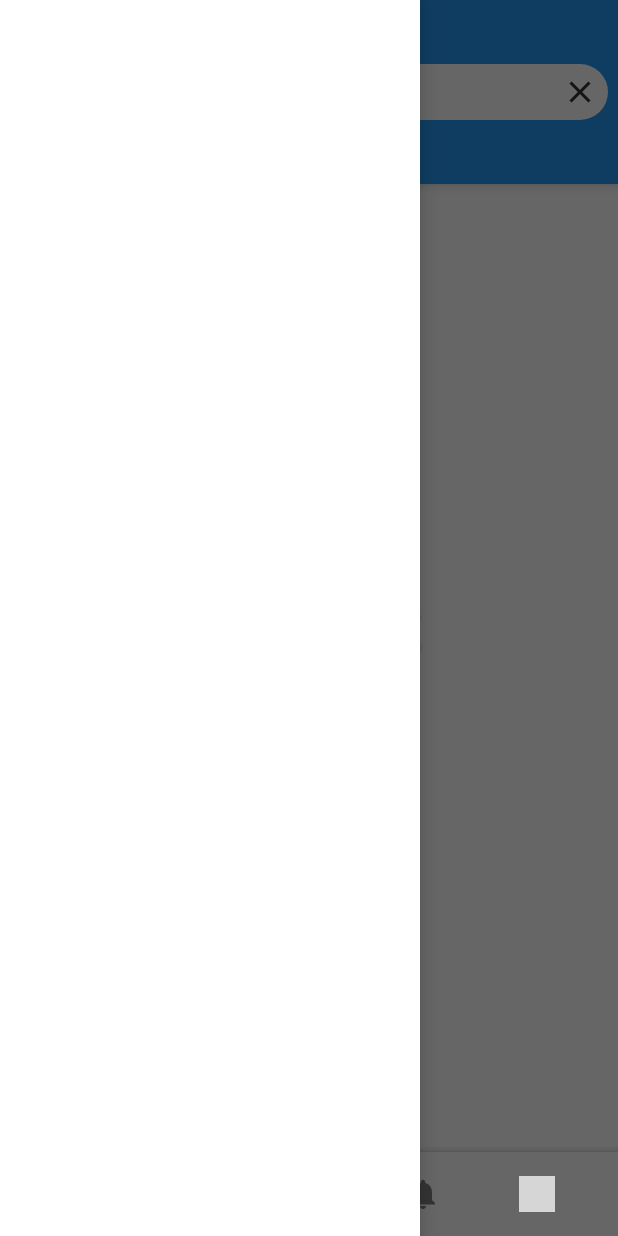
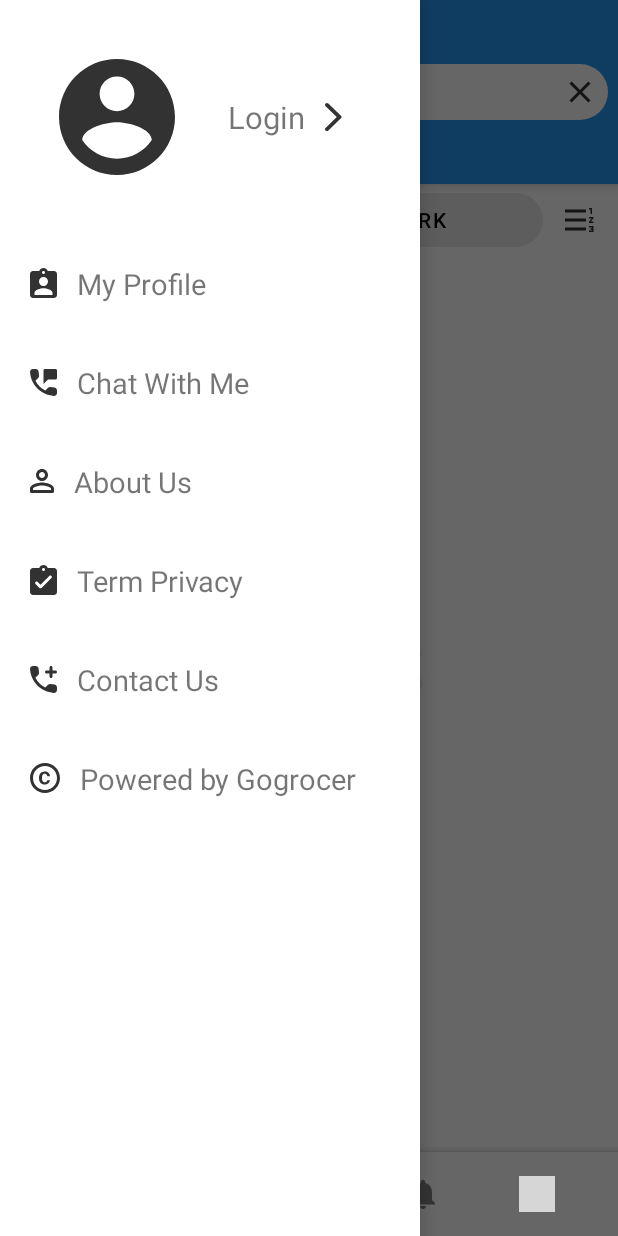
Before and after one commit to thaonguyenhuu251/Notes, an Android app: the HomeFragment screen opened directly, with no data from a screen before it, with the side drawer open, on a phone screen of 412 x 824 dp. Run offline under Robolectric (Android 15) with nearby library versions, the phone set to English and light mode, and no system bars; our stand-ins replace sdp/ssp sizes; grey boxes are pictures that could not be loaded.

Commit message:
Commit work and note

```diff
--- a/app/src/main/java/com/example/notes/HomeFragment.kt
+++ b/app/src/main/java/com/example/notes/HomeFragment.kt
@@ -1,59 +1,65 @@
 package com.example.notes
 
 import android.os.Bundle
-import androidx.fragment.app.Fragment
 import android.view.LayoutInflater
 import android.view.View
 import android.view.ViewGroup
+import androidx.fragment.app.Fragment
+import com.example.notes.databinding.FragmentHomeBinding
+import com.google.android.material.tabs.TabLayout
+import com.google.android.material.tabs.TabLayoutMediator
 
-// TODO: Rename parameter arguments, choose names that match
-// the fragment initialization parameters, e.g. ARG_ITEM_NUMBER
-private const val ARG_PARAM1 = "param1"
-private const val ARG_PARAM2 = "param2"
-
-/**
- * A simple [Fragment] subclass.
- * Use the [HomeFragment.newInstance] factory method to
- * create an instance of this fragment.
- */
 class HomeFragment : Fragment() {
-    // TODO: Rename and change types of parameters
-    private var param1: String? = null
-    private var param2: String? = null
-
+    private val titles = arrayOf("Note", "Work")
+    private lateinit var binding: FragmentHomeBinding
     override fun onCreate(savedInstanceState: Bundle?) {
         super.onCreate(savedInstanceState)
-        arguments?.let {
-            param1 = it.getString(ARG_PARAM1)
-            param2 = it.getString(ARG_PARAM2)
-        }
+    }
+
+    private fun initView() {
+        binding.viewPager.adapter = HomePagerFragmentAdapter(titles, requireActivity())
+        binding.viewPager.isUserInputEnabled = false
+        setTabLayout()
+    }
+
+    private fun setTabLayout(){
+        TabLayoutMediator(binding.tbLayout, binding.viewPager) { tab, position ->
+            tab.text = titles[position]
+        }.attach()
+
+        binding.tbLayout.addOnTabSelectedListener(object  : TabLayout.OnTabSelectedListener{
+            override fun onTabSelected(tab: TabLayout.Tab?) {
+
+
+            }
+
+            override fun onTabUnselected(tab: TabLayout.Tab?) {
+
+            }
+
+            override fun onTabReselected(tab: TabLayout.Tab?) {
+
+            }
+        })
     }
 
     override fun onCreateView(
         inflater: LayoutInflater, container: ViewGroup?,
         savedInstanceState: Bundle?
     ): View? {
-        // Inflate the layout for this fragment
-        return inflater.inflate(R.layout.fragment_home, container, false)
+        binding = FragmentHomeBinding.inflate(layoutInflater)
+        return binding.root
+    }
+
+    override fun onViewCreated(view: View, savedInstanceState: Bundle?) {
+        initView()
     }
 
     companion object {
-        /**
-         * Use this factory method to create a new instance of
-         * this fragment using the provided parameters.
-         *
-         * @param param1 Parameter 1.
-         * @param param2 Parameter 2.
-         * @return A new instance of fragment HomeFragment.
-         */
-        // TODO: Rename and change types and number of parameters
         @JvmStatic
-        fun newInstance(param1: String, param2: String) =
+        fun newInstance() =
             HomeFragment().apply {
-                arguments = Bundle().apply {
-                    putString(ARG_PARAM1, param1)
-                    putString(ARG_PARAM2, param2)
-                }
+
             }
     }
 }
--- /dev/null
+++ b/app/src/main/java/com/example/notes/HomePagerFragmentAdapter.kt
@@ -0,0 +1,22 @@
+package com.example.notes
+
+import androidx.fragment.app.Fragment
+import androidx.fragment.app.FragmentActivity
+import androidx.viewpager2.adapter.FragmentStateAdapter
+
+class HomePagerFragmentAdapter(
+    private val arrayTitle : Array<String>,
+    private val fragmentActivity: FragmentActivity
+    ) : FragmentStateAdapter(fragmentActivity){
+    override fun getItemCount(): Int {
+        return arrayTitle.size
+    }
+
+    override fun createFragment(position: Int): Fragment {
+        when (position) {
+            0 -> return ListNoteFragment()
+            1 -> return ListWorkFragment()
+        }
+        return ListNoteFragment()
+    }
+}
--- /dev/null
+++ b/app/src/main/java/com/example/notes/ListNoteFragment.kt
@@ -0,0 +1,59 @@
+package com.example.notes
+
+import android.os.Bundle
+import androidx.fragment.app.Fragment
+import android.view.LayoutInflater
+import android.view.View
+import android.view.ViewGroup
+
+// TODO: Rename parameter arguments, choose names that match
+// the fragment initialization parameters, e.g. ARG_ITEM_NUMBER
+private const val ARG_PARAM1 = "param1"
+private const val ARG_PARAM2 = "param2"
+
+/**
+ * A simple [Fragment] subclass.
+ * Use the [ListNoteFragment.newInstance] factory method to
+ * create an instance of this fragment.
+ */
+class ListNoteFragment : Fragment() {
+    // TODO: Rename and change types of parameters
+    private var param1: String? = null
+    private var param2: String? = null
+
+    override fun onCreate(savedInstanceState: Bundle?) {
+        super.onCreate(savedInstanceState)
+        arguments?.let {
+            param1 = it.getString(ARG_PARAM1)
+            param2 = it.getString(ARG_PARAM2)
+        }
+    }
+
+    override fun onCreateView(
+        inflater: LayoutInflater, container: ViewGroup?,
+        savedInstanceState: Bundle?
+    ): View? {
+        // Inflate the layout for this fragment
+        return inflater.inflate(R.layout.fragment_list_note, container, false)
+    }
+
+    companion object {
+        /**
+         * Use this factory method to create a new instance of
+         * this fragment using the provided parameters.
+         *
+         * @param param1 Parameter 1.
+         * @param param2 Parameter 2.
+         * @return A new instance of fragment ListNoteFragment.
+         */
+        // TODO: Rename and change types and number of parameters
+        @JvmStatic
+        fun newInstance(param1: String, param2: String) =
+            ListNoteFragment().apply {
+                arguments = Bundle().apply {
+                    putString(ARG_PARAM1, param1)
+                    putString(ARG_PARAM2, param2)
+                }
+            }
+    }
+}
--- /dev/null
+++ b/app/src/main/res/drawable/bg_tab_layout.xml
@@ -0,0 +1,16 @@
+<?xml version="1.0" encoding="utf-8"?>
+<layer-list xmlns:android="http://schemas.android.com/apk/res/android">
+    <item
+        android:bottom="@dimen/_5sdp"
+        android:left="@dimen/_5sdp"
+        android:right="@dimen/_5sdp"
+        android:top="@dimen/_5sdp"   >
+
+        <shape>
+            <corners android:radius="@dimen/_30sdp" />
+            <gradient android:gradientRadius="@dimen/_5sdp" />
+            <solid android:color="@color/background_grey" />
+        </shape>
+
+    </item>
+</layer-list>
--- /dev/null
+++ b/app/src/main/res/drawable/bg_tab_layout_selector.xml
@@ -0,0 +1,16 @@
+<?xml version="1.0" encoding="utf-8"?>
+<layer-list xmlns:android="http://schemas.android.com/apk/res/android">
+<item
+    android:bottom="@dimen/_5sdp"
+    android:left="@dimen/_5sdp"
+    android:right="@dimen/_5sdp"
+    android:top="@dimen/_5sdp">
+
+    <shape>
+        <corners android:radius="@dimen/_30sdp"/>
+        <gradient android:gradientRadius="@dimen/_5sdp"/>
+        <solid android:color="@color/background_blue_light"/>
+    </shape>
+
+</item>
+</layer-list>
--- /dev/null
+++ b/app/src/main/res/drawable/ic_sort.xml
@@ -0,0 +1,13 @@
+<vector xmlns:android="http://schemas.android.com/apk/res/android"
+    android:width="24dp"
+    android:height="24dp"
+    android:viewportWidth="24"
+    android:viewportHeight="24">
+  <group>
+    <clip-path
+        android:pathData="M0,0h24v24h-24z"/>
+    <path
+        android:pathData="M18,17H20V17.5H19V18.5H20V19H18V20H21V16H18V17ZM19,8H20V4H18V5H19V8ZM18,11H19.8L18,13.1V14H21V13H19.2L21,10.9V10H18V11ZM2,5H16V7H2V5ZM2,17H16V19H2V17ZM2,11H16V13H2V11Z"
+        android:fillColor="#323232"/>
+  </group>
+</vector>
--- /dev/null
+++ b/app/src/main/res/drawable/tab_color_selector.xml
@@ -0,0 +1,5 @@
+<?xml version="1.0" encoding="utf-8"?>
+<selector xmlns:android="http://schemas.android.com/apk/res/android">
+    <item android:drawable="@drawable/bg_tab_layout_selector" android:state_selected="true"/>
+    <item android:drawable="@drawable/bg_tab_layout" android:state_selected="false"/>
+</selector>
--- /dev/null
+++ b/app/src/main/res/drawable/tab_layout_text.xml
@@ -0,0 +1,5 @@
+<?xml version="1.0" encoding="utf-8"?>
+<selector xmlns:android="http://schemas.android.com/apk/res/android">
+    <item android:drawable="@color/background_general" android:state_selected="true"/>
+    <item android:drawable="@color/background_blue_light" android:state_selected="false"/>
+</selector>
--- a/app/src/main/res/layout/activity_main.xml
+++ b/app/src/main/res/layout/activity_main.xml
@@ -124,6 +124,7 @@
         android:layout_gravity="start"
         android:fitsSystemWindows="true">
 
+        <include layout="@layout/menu"/>
 
     </com.google.android.material.navigation.NavigationView>
 </androidx.drawerlayout.widget.DrawerLayout>
--- a/app/src/main/res/layout/fragment_home.xml
+++ b/app/src/main/res/layout/fragment_home.xml
@@ -6,13 +6,39 @@
     android:layout_height="match_parent"
     tools:context=".HomeFragment">
 
+    <com.google.android.material.tabs.TabLayout
+        android:id="@+id/tbLayout"
+        android:layout_width="0dp"
+        android:layout_height="wrap_content"
+        app:layout_constraintEnd_toStartOf="@+id/imageView"
+        app:layout_constraintStart_toStartOf="parent"
+        app:layout_constraintTop_toTopOf="parent"
+        app:tabGravity="fill"
+        app:tabIndicator="@null"
+        app:tabIndicatorColor="@null"
+        app:tabBackground="@drawable/tab_color_selector"
+        app:tabTextColor="@color/black"
+        android:textAlignment="center"
+        app:tabSelectedTextColor="@color/background_general"/>
+
+    <androidx.viewpager2.widget.ViewPager2
+        android:id="@+id/viewPager"
+        android:layout_width="match_parent"
+        android:layout_height="0dp"
+        app:layout_constraintTop_toBottomOf="@id/tbLayout"
+        app:layout_constraintStart_toStartOf="parent"
+        app:layout_constraintEnd_toEndOf="parent"
+        app:layout_constraintBottom_toBottomOf="parent"/>
+
     <ImageView
-        android:layout_width="@dimen/_150sdp"
-        android:layout_height="@dimen/_150sdp"
-        android:src="@drawable/img_no_data"
-        app:layout_constraintBottom_toBottomOf="parent"
+        android:id="@+id/imageView"
+        android:layout_width="wrap_content"
+        android:layout_height="wrap_content"
+        android:padding="@dimen/_5sdp"
+        android:src="@drawable/ic_sort"
+        android:layout_marginHorizontal="@dimen/_5sdp"
+        app:layout_constraintBottom_toBottomOf="@+id/tbLayout"
         app:layout_constraintEnd_toEndOf="parent"
-        app:layout_constraintStart_toStartOf="parent"
         app:layout_constraintTop_toTopOf="parent" />
 
 </androidx.constraintlayout.widget.ConstraintLayout>
--- a/app/src/main/res/layout/menu.xml
+++ b/app/src/main/res/layout/menu.xml
@@ -4,169 +4,87 @@
     android:layout_height="wrap_content"
     android:orientation="vertical">
 
-    <LinearLayout
+    <RelativeLayout
         android:layout_width="match_parent"
         android:layout_height="wrap_content"
-        android:orientation="horizontal"
-        android:weightSum="3">
-
+        android:layout_margin="@dimen/_20sdp"
+        android:gravity="center_vertical"
+        android:orientation="horizontal">
 
         <ImageView
-            android:layout_width="0dp"
-            android:layout_height="60dp"
-            android:layout_weight="1"
+            android:layout_width="@dimen/_80sdp"
+            android:layout_height="@dimen/_80sdp"
+            android:padding="@dimen/_10sdp"
             android:src="@drawable/user" />
 
         <TextView
-            android:layout_width="0dp"
-            android:layout_height="60dp"
-            android:layout_weight="1"
-            android:gravity="center"
+            android:layout_width="wrap_content"
+            android:layout_height="wrap_content"
+            android:layout_alignParentEnd="true"
+            android:layout_centerVertical="true"
+            android:drawableEnd="@drawable/vector"
+            android:drawablePadding="@dimen/_10sdp"
+            android:padding="@dimen/_20sdp"
             android:text="Login"
-            android:textSize="20sp" />
+            android:textSize="@dimen/_16ssp" />
 
-        <ImageView
-            android:layout_width="0dp"
-            android:layout_height="30dp"
-            android:layout_marginTop="20dp"
-            android:layout_weight="1"
-            android:src="@drawable/vector" />
 
-    </LinearLayout>
+    </RelativeLayout>
 
-    <LinearLayout
+
+    <TextView
         android:layout_width="match_parent"
         android:layout_height="wrap_content"
-        android:layout_marginTop="30dp"
-        android:weightSum="2"
-        android:orientation="horizontal">
+        android:drawableStart="@drawable/personal"
+        android:drawablePadding="@dimen/_10sdp"
+        android:padding="20dp"
+        android:text="My Profile"
+        android:textSize="@dimen/_15ssp" />
 
-        <ImageView
-            android:src="@drawable/personal"
-            android:layout_width="3dp"
-            android:layout_gravity="left"
-            android:layout_weight="0.3"
-            android:layout_height="30dp"/>
-        <TextView
-            android:layout_width="30dp"
-            android:layout_height="30dp"
-            android:paddingLeft="20dp"
-            android:layout_weight="1.7"
-            android:textSize="15sp"
-            android:text="My Profile"/>
-
-    </LinearLayout>
-
-    <LinearLayout
+    <TextView
         android:layout_width="match_parent"
         android:layout_height="wrap_content"
-        android:layout_marginTop="30dp"
-        android:weightSum="2"
-        android:orientation="horizontal">
+        android:drawableStart="@drawable/callme"
+        android:drawablePadding="@dimen/_10sdp"
+        android:padding="20dp"
+        android:text="Chat With Me"
+        android:textSize="@dimen/_15ssp" />
 
-        <ImageView
-            android:src="@drawable/callme"
-            android:layout_width="3dp"
-            android:layout_gravity="left"
-            android:layout_weight="0.3"
-            android:layout_height="30dp"/>
-        <TextView
-            android:layout_width="30dp"
-            android:layout_height="30dp"
-            android:paddingLeft="20dp"
-            android:layout_weight="1.7"
-            android:textSize="15sp"
-            android:text="Chat With Me"/>
-
-    </LinearLayout>
-    <LinearLayout
+    <TextView
         android:layout_width="match_parent"
         android:layout_height="wrap_content"
-        android:layout_marginTop="30dp"
-        android:weightSum="2"
-        android:orientation="horizontal">
+        android:drawableStart="@drawable/about_us"
+        android:drawablePadding="@dimen/_10sdp"
+        android:padding="20dp"
+        android:text="About Us"
+        android:textSize="@dimen/_15ssp" />
 
-        <ImageView
-            android:src="@drawable/about_us"
-            android:layout_width="3dp"
-            android:layout_gravity="left"
-            android:layout_weight="0.3"
-            android:layout_height="30dp"/>
-        <TextView
-            android:layout_width="30dp"
-            android:layout_height="30dp"
-            android:paddingLeft="20dp"
-            android:layout_weight="1.7"
-            android:textSize="15sp"
-            android:text="About Us"/>
-
-    </LinearLayout>
-    <LinearLayout
+    <TextView
         android:layout_width="match_parent"
         android:layout_height="wrap_content"
-        android:layout_marginTop="30dp"
-        android:weightSum="2"
-        android:orientation="horizontal">
+        android:drawableStart="@drawable/term"
+        android:drawablePadding="@dimen/_10sdp"
+        android:padding="20dp"
+        android:text="Term Privacy"
+        android:textSize="@dimen/_15ssp" />
 
-        <ImageView
-            android:src="@drawable/term"
-            android:layout_width="3dp"
-            android:layout_gravity="left"
-            android:layout_weight="0.3"
-            android:layout_height="30dp"/>
-        <TextView
-            android:layout_width="30dp"
-            android:layout_height="30dp"
-            android:paddingLeft="20dp"
-            android:layout_weight="1.7"
-            android:textSize="15sp"
-            android:text="Term Privacy"/>
-
-    </LinearLayout>
-    <LinearLayout
+    <TextView
         android:layout_width="match_parent"
         android:layout_height="wrap_content"
-        android:layout_marginTop="30dp"
-        android:weightSum="2"
-        android:orientation="horizontal">
+        android:drawableStart="@drawable/contact_us"
+        android:drawablePadding="@dimen/_10sdp"
+        android:padding="20dp"
+        android:text="Contact Us"
+        android:textSize="@dimen/_15ssp" />
 
-        <ImageView
-            android:src="@drawable/contact_us"
-            android:layout_width="3dp"
-            android:layout_gravity="left"
-            android:layout_weight="0.3"
-            android:layout_height="30dp"/>
-        <TextView
-            android:layout_width="30dp"
-            android:layout_height="30dp"
-            android:paddingLeft="20dp"
-            android:layout_weight="1.7"
-            android:textSize="15sp"
-            android:text="Contact Us"/>
 
-    </LinearLayout>
-    <LinearLayout
+    <TextView
         android:layout_width="match_parent"
         android:layout_height="wrap_content"
-        android:layout_marginTop="30dp"
-        android:weightSum="2"
-        android:orientation="horizontal">
-
-        <ImageView
-            android:src="@drawable/copyr"
-            android:layout_width="3dp"
-            android:layout_gravity="left"
-            android:layout_weight="0.3"
-            android:layout_height="30dp"/>
-        <TextView
-            android:layout_width="30dp"
-            android:layout_height="30dp"
-            android:paddingLeft="20dp"
-            android:layout_weight="1.7"
-            android:textSize="15sp"
-            android:text="Powered by Gogrocer"/>
-
-    </LinearLayout>
-
+        android:drawableStart="@drawable/copyr"
+        android:drawablePadding="@dimen/_10sdp"
+        android:padding="20dp"
+        android:text="Powered by Gogrocer"
+        android:textSize="@dimen/_15ssp" />
 
 </LinearLayout>
```
Also changed, not shown: app/src/main/java/com/example/notes/ListWorkFragment.kt (added, +59 -0 lines), app/src/main/res/layout/fragment_list_note.xml (added, +18 -0 lines), app/src/main/res/layout/fragment_list_work.xml (added, +18 -0 lines).
